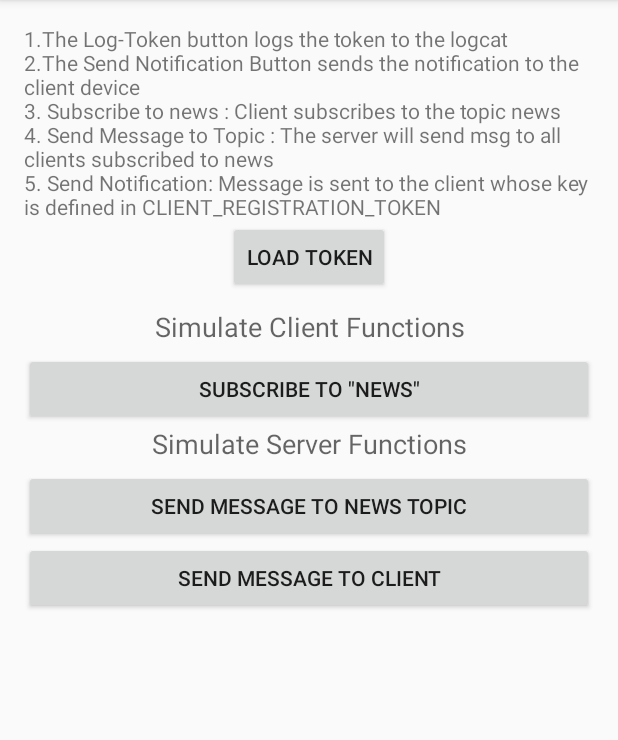
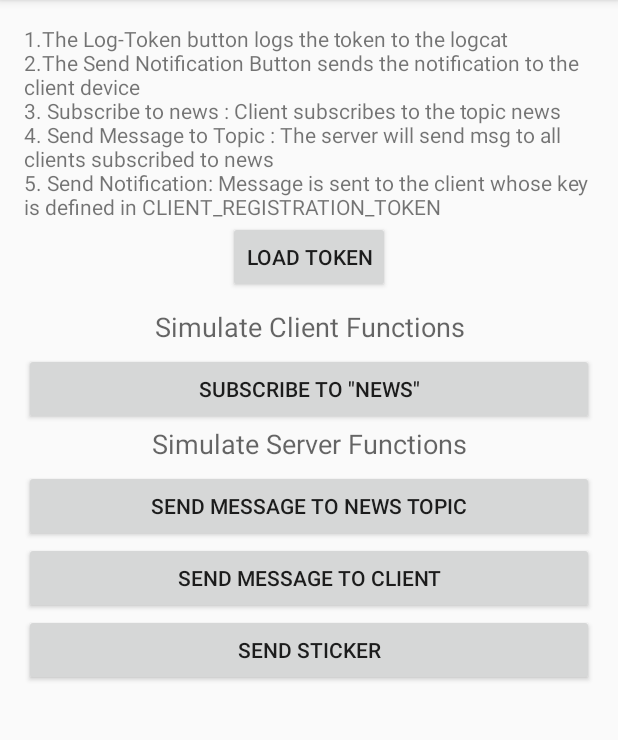
Before and after one commit to morshedmm/NUMAD21SuGroupAttentionStick, an Android app: the FCMActivity screen opened directly, with no data from a screen before it, on a phone screen of 412 x 824 dp, the part 84-824 px from its top. Run offline under Robolectric (Android 15) with nearby library versions, the phone set to English and light mode, and no system bars.

Commit message:
Added SendSticker button in FCM Activity

```diff
--- a/app/src/main/java/edu/neu/madcourse/numad21sugroupattentionstick/fcm/FCMActivity.java
+++ b/app/src/main/java/edu/neu/madcourse/numad21sugroupattentionstick/fcm/FCMActivity.java
@@ -212,4 +212,7 @@ public class FCMActivity extends AppCompatActivity {
         Utils.postToastMessage("Status from Server: " + resp, getApplicationContext());
 
     }
+
+    public void sendSticker(View view) {
+    }
 }
--- a/app/src/main/res/layout/activity_fcm.xml
+++ b/app/src/main/res/layout/activity_fcm.xml
@@ -78,5 +78,13 @@
         android:onClick="sendMessageToDevice"
         android:text="@string/send_notification" />
 
+    <Button
+        android:id="@+id/sendSticker"
+        android:layout_width="match_parent"
+        android:layout_height="wrap_content"
+        android:layout_gravity="center_horizontal"
+        android:onClick="sendSticker"
+        android:text="Send Sticker" />
+
 
 </LinearLayout>
```
